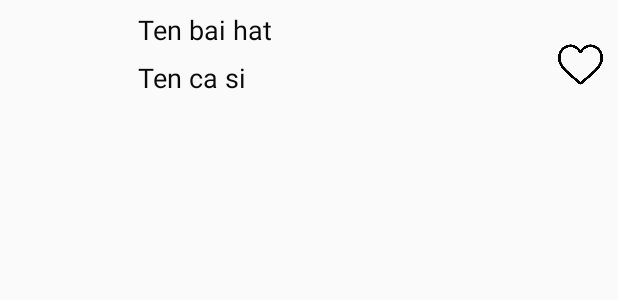
After one commit to nhoxlove2k15/AppMusicOnline, an Android app: the layout dong_search.xml on its own in the app's theme, with its tools: preview values and no code run, on a phone screen of 412 x 824 dp. The commit adds this screen. Shown: the top 300 px of the screen. Run offline under Robolectric (Android 15) with nearby library versions, the light colour scheme and no system bars.

Commit message:
ChucNangSearch

```diff
--- a/app/build.gradle
+++ b/app/build.gradle
@@ -45,6 +45,10 @@ dependencies {
     implementation 'com.android.support:design:26.1.0'
     //noinspection GradleCompatible
     implementation 'com.android.support:support-v4:19.0.0'
+    implementation 'com.github.JetradarMobile:android-snowfall:1.1.6'
+    implementation 'com.github.ivorcho:SnowfallView:1.0'
+
+    implementation 'com.android.support:appcompat-v7:+'
 
 
 }
--- a/app/src/main/res/layout/dong_album.xml
+++ b/app/src/main/res/layout/dong_album.xml
@@ -8,6 +8,7 @@
         android:layout_height="150dp"
         app:cardCornerRadius="20dp"
         android:id="@+id/cardView"
+        android:background="@drawable/shadow_image"
         android:layout_marginLeft="20dp">
 
             <ImageView
@@ -15,6 +16,8 @@
                 android:id="@+id/imgAlbum"
                 android:layout_width="350dp"
                 android:layout_height="150dp"
+                android:elevation="12dp"
+                android:background="@drawable/shadow_image"
                 android:src="@drawable/ic_launcher_background"
 
                 android:scaleType="fitXY" />
--- a/app/src/main/res/layout/dong_main.xml
+++ b/app/src/main/res/layout/dong_main.xml
@@ -6,7 +6,7 @@
     android:layout_height="match_parent">
     <TextView
         android:layout_width="0dp"
-        android:layout_weight="6"
+        android:layout_weight="8"
         android:layout_height="wrap_content"
         android:text="123"
         android:gravity="center_horizontal"
@@ -17,7 +17,7 @@
         android:id="@+id/imgSlash"
         android:layout_width="20dp"
         android:layout_height="35dp"
-        android:layout_weight="2"
+        android:layout_weight="0"
         android:scaleType="fitXY"
         android:src="@drawable/slash" />
 
--- /dev/null
+++ b/app/src/main/res/layout/dong_search.xml
@@ -0,0 +1,46 @@
+<?xml version="1.0" encoding="utf-8"?>
+<RelativeLayout
+    xmlns:android="http://schemas.android.com/apk/res/android" android:layout_width="match_parent"
+    android:layout_height="wrap_content">
+    <ImageView
+        android:layout_width="80dp"
+        android:layout_height="80dp"
+        android:layout_margin="3dp"
+        android:scaleType="fitXY"
+        android:id="@+id/imageSearchBaiHat" />
+    <TextView
+        android:layout_width="wrap_content"
+        android:layout_height="wrap_content"
+        android:maxWidth="250dp"
+        android:singleLine="true"
+        android:ellipsize="end"
+        android:text="Ten bai hat"
+        android:textColor="#0a0a0a"
+        android:textSize="18sp"
+        android:id="@+id/textViewSearchTenBaiHat"
+        android:layout_toRightOf="@+id/imageSearchBaiHat"
+        android:layout_marginLeft="5dp"
+        android:layout_marginTop="7dp" />
+    <TextView
+        android:layout_width="wrap_content"
+        android:layout_height="wrap_content"
+        android:maxWidth="250dp"
+        android:singleLine="true"
+        android:ellipsize="end"
+        android:text="Ten ca si"
+        android:textColor="#0a0a0a"
+        android:textSize="18sp"
+        android:id="@+id/textViewSearchTenCasi"
+        android:layout_toRightOf="@+id/imageSearchBaiHat"
+        android:layout_below="@+id/textViewSearchTenBaiHat"
+        android:layout_marginLeft="5dp"
+        android:layout_marginTop="7dp" />
+    <ImageView
+        android:layout_width="30dp"
+        android:layout_height="30dp"
+        android:layout_marginRight="10dp"
+        android:layout_centerVertical="true"
+        android:layout_alignParentRight="true"
+        android:src="@drawable/heart_empty"
+        android:id="@+id/imageSearchluotthich" />
+</RelativeLayout>
--- a/app/src/main/res/layout/dong_song.xml
+++ b/app/src/main/res/layout/dong_song.xml
@@ -20,6 +20,7 @@
             android:layout_width="160dp"
             android:layout_height="150dp"
             android:scaleType="fitXY"
+            android:background="@drawable/shadow_image"
             android:id="@+id/imgSong"/>
         <TextView
             android:textColor="#999CA8A8"
--- a/build.gradle
+++ b/build.gradle
@@ -13,6 +13,7 @@ buildscript {
 
         // NOTE: Do not place your application dependencies here; they belong
         // in the individual module build.gradle files
+
     }
 }
 
@@ -20,7 +21,9 @@ allprojects {
     repositories {
         google()
         jcenter()
-
+        maven{
+            url 'https://jitpack.io'
+        }
     }
 }
 
```
Also changed, not shown: app/src/main/java/com/example/appmusiconline/Adapter/SearchAdapter.java (added, +97 -0 lines), app/src/main/java/com/example/appmusiconline/Fragment/Fragment_Album.java (+15 -1 lines), app/src/main/java/com/example/appmusiconline/Fragment/Fragment_Timkiem.java (added, +117 -0 lines), app/src/main/java/com/example/appmusiconline/Model/SongAndArtistSearch.java (added, +97 -0 lines), app/src/main/java/com/example/appmusiconline/Service/DataService.java (+11 -0 lines), app/src/main/res/anim/animation_rotate.xml (added, +11 -0 lines), app/src/main/res/drawable/shadow_image.xml (added, +18 -0 lines), app/src/main/res/layout/fragment_album.xml (+18 -0 lines), app/src/main/res/layout/fragment_getstart.xml (+24 -0 lines), app/src/main/res/layout/fragment_timkiem.xml (added, +35 -0 lines), app/src/main/res/menu/search_view.xml (added, +10 -0 lines), app/src/main/res/drawable-v24/snowflake.png (added).
